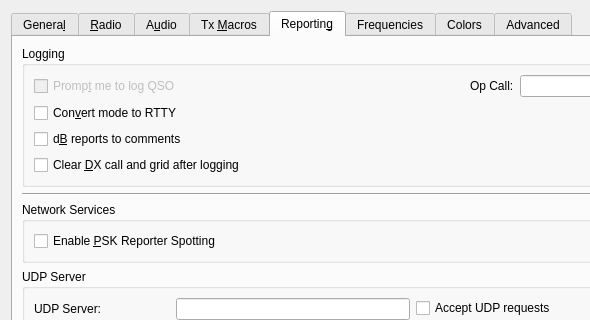
Qt form Configuration.ui (qcmiao1998/js8call) before a commit; both pictures show x 0 to 590 and y 0 to 320 of the 825 by 647 pixel window.
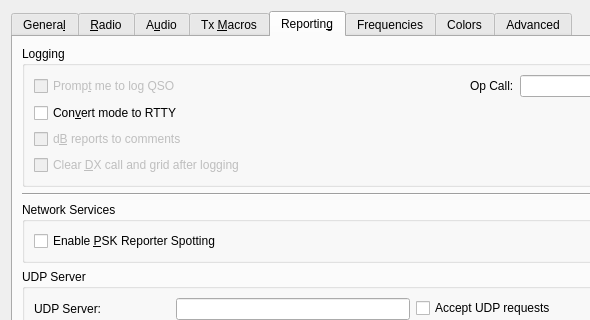
The same form after that commit. The open tabs and pages were chosen to show the change.

Commit message: Added SPOT button to UI

The edit to the form file:
```diff
--- a/Configuration.ui
+++ b/Configuration.ui
@@ -1777,6 +1777,9 @@
             </item>
             <item row="2" column="0">
              <widget class="QCheckBox" name="report_in_comments_check_box">
+              <property name="enabled">
+               <bool>false</bool>
+              </property>
               <property name="toolTip">
                <string>Some logging programs will not accept the type of reports
 saved by this program.
@@ -1790,6 +1793,9 @@
             </item>
             <item row="3" column="0" colspan="2">
              <widget class="QCheckBox" name="clear_DX_check_box">
+              <property name="enabled">
+               <bool>false</bool>
+              </property>
               <property name="toolTip">
                <string>Check this option to force the clearing of the DX Call
 and DX Grid fields when a 73 or free text message is sent.</string>
```
Left out of the diff: 6 changed lines with no effect on the pictures. The commit also changes 5 other files.
